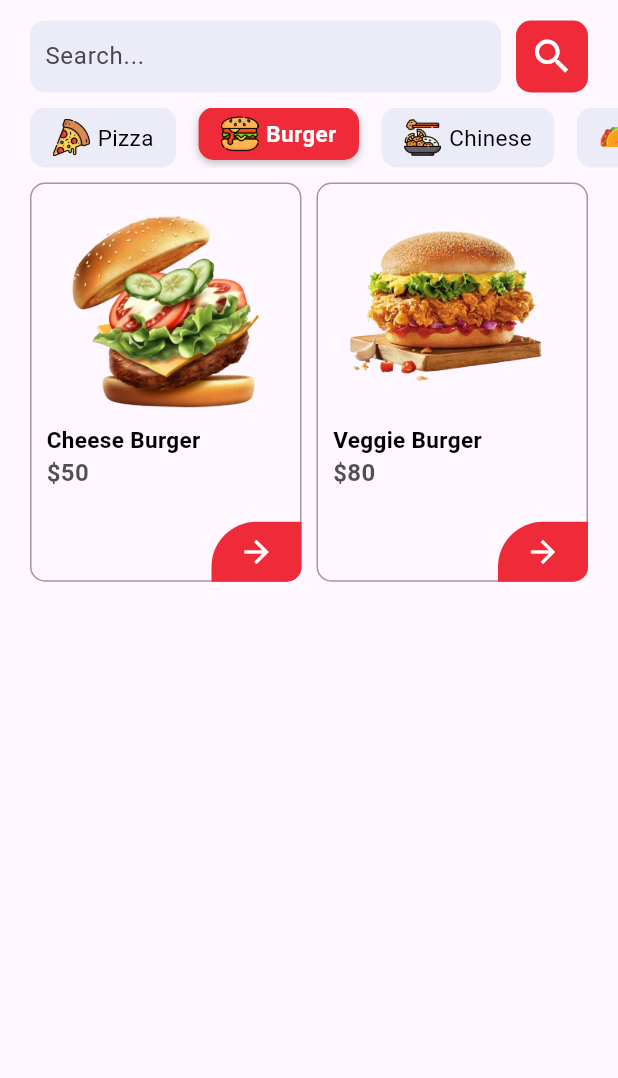
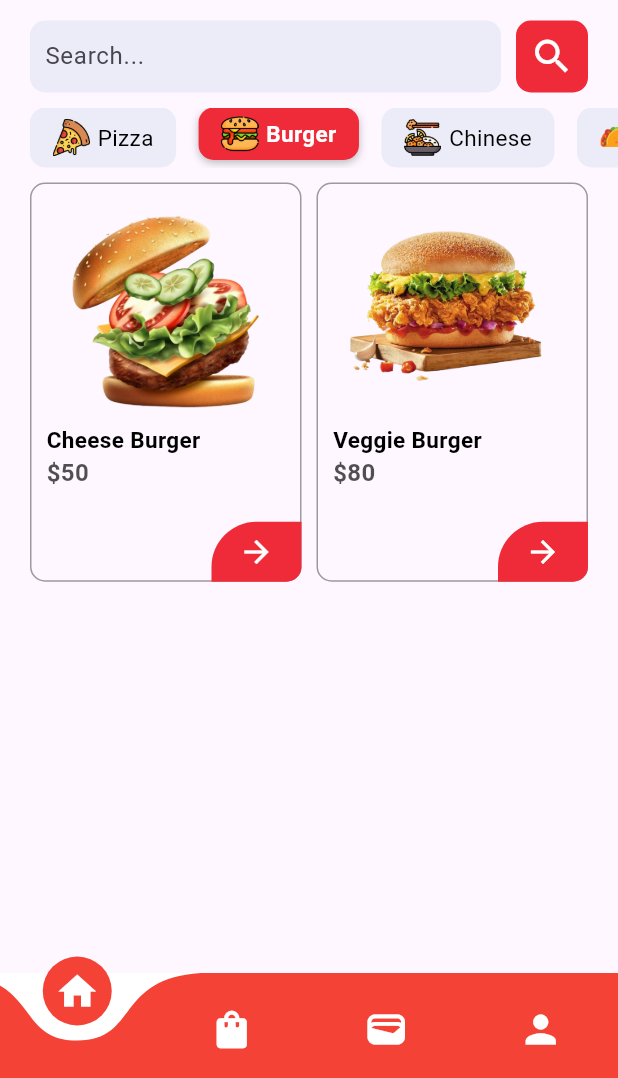
Before and after one commit to DestaAri1/e-commerce_mobile, a Flutter app: the screen it shows after launch, after a tap on "Burger", on a phone screen of 412 x 824 dp, the part 158-1236 px from its top. Run offline on Flutter 3.47's test engine with Material 3 defaults, Android fonts, the phone set to English and light mode, and no system bars; drawn by our look-alikes of curved_navigation_bar.

Commit message:
buttonNav

```diff
--- a/lib/main.dart
+++ b/lib/main.dart
@@ -1,5 +1,5 @@
 import 'package:flutter/material.dart';
-import 'package:marketplace/pages/home.dart';
+import 'package:marketplace/pages/buttonNav.dart';
 // import 'package:marketplace/pages/onboarding.dart';
 
 void main() {
@@ -18,7 +18,7 @@ class MyApp extends StatelessWidget {
       theme: ThemeData(
         colorScheme: ColorScheme.fromSeed(seedColor: Colors.deepPurple),
       ),
-      home: Home(),
+      home: ButtonNav()
     );
   }
 }
--- /dev/null
+++ b/lib/pages/buttonNav.dart
@@ -0,0 +1,59 @@
+import 'package:flutter/material.dart';
+import 'package:curved_navigation_bar/curved_navigation_bar.dart';
+import 'package:marketplace/pages/home.dart';
+import 'package:marketplace/pages/order.dart';
+import 'package:marketplace/pages/profile.dart';
+import 'package:marketplace/pages/wallet.dart';
+
+class ButtonNav extends StatefulWidget {
+  const ButtonNav({super.key});
+
+  @override
+  State<ButtonNav> createState() => _ButtonNavState();
+}
+
+class _ButtonNavState extends State<ButtonNav> {
+  late List<Widget> pages;
+
+  late Home HomePage;
+  late Order OrderPage;
+  late Wallet WalletPage;
+  late Profile ProfilePage;
+
+  int currentTabIndex = 0;
+
+  @override
+  void initState() {
+    HomePage = Home();
+    OrderPage = Order();
+    WalletPage = Wallet();
+    ProfilePage = Profile();
+
+    pages = [HomePage, OrderPage, WalletPage, ProfilePage];
+    super.initState();
+  }
+
+  @override
+  Widget build(BuildContext context) {
+    return Scaffold(
+      body: pages[currentTabIndex],
+      bottomNavigationBar: CurvedNavigationBar(
+        height: 70,
+        backgroundColor: Colors.white,
+        color: Colors.red,
+        animationDuration: Duration(microseconds: 200),
+        onTap: (int index) {
+          setState(() {
+            currentTabIndex = index;
+          });
+        },
+        items: [
+          Icon(Icons.home, size: 30, color: Colors.white),
+          Icon(Icons.shopping_bag, color: Colors.white, size: 30),
+          Icon(Icons.wallet, size: 30, color: Colors.white),
+          Icon(Icons.person, size: 30, color: Colors.white),
+        ],
+      ),
+    );
+  }
+}
--- a/lib/pages/home.dart
+++ b/lib/pages/home.dart
@@ -63,7 +63,6 @@ class _HomeState extends State<Home> {
                       ? burger.length
                       : null,
                   itemBuilder: (context, index) {
-                    print(track);
                     return track == "0"
                         ? FoodTile(
                             name: pizza[index].name!,
--- a/pubspec.yaml
+++ b/pubspec.yaml
@@ -30,6 +30,7 @@ environment:
 dependencies:
   flutter:
     sdk: flutter
+  curved_navigation_bar: ^1.0.6
 
   # The following adds the Cupertino Icons font to your application.
   # Use with the CupertinoIcons class for iOS style icons.
@@ -38,6 +39,7 @@ dependencies:
 dev_dependencies:
   flutter_test:
     sdk: flutter
+
 
   # The "flutter_lints" package below contains a set of recommended lints to
   # encourage good coding practices. The lint set provided by the package is
```
Also changed, not shown: lib/pages/order.dart (added, +15 -0 lines), lib/pages/profile.dart (added, +15 -0 lines), lib/pages/wallet.dart (added, +15 -0 lines), pubspec.lock.
